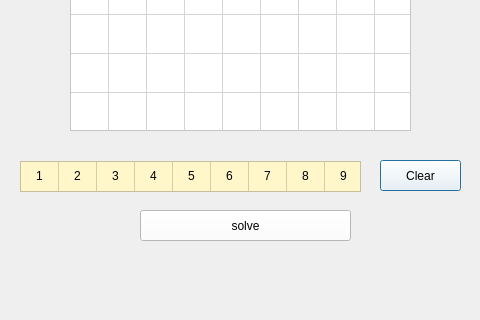
The window that SudokuGame/solve.ui (Yasmina-Reda/Sudoko-Project) describes before a commit, drawn with Qt 5; both pictures show x 0 to 480 and y 320 to 640 of the 480 by 640 pixel window.
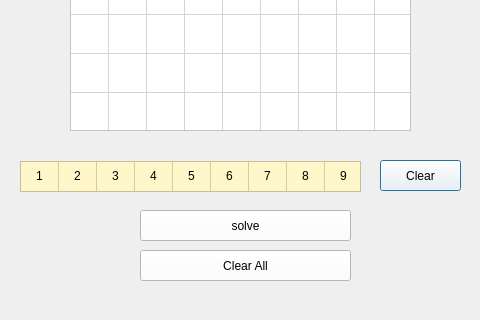
The same window after the commit.

Diff of the .ui file:
```diff
--- a/SudokuGame/solve.ui
+++ b/SudokuGame/solve.ui
@@ -256,6 +256,22 @@
     <string>solve</string>
    </property>
   </widget>
+  <widget class="QPushButton" name="pushButton_clearAll">
+   <property name="geometry">
+    <rect>
+     <x>140</x>
+     <y>570</y>
+     <width>211</width>
+     <height>31</height>
+    </rect>
+   </property>
+   <property name="styleSheet">
+    <string notr="true">background-color: rgb(255, 255, 255);</string>
+   </property>
+   <property name="text">
+    <string>Clear All</string>
+   </property>
+  </widget>
  </widget>
  <resources/>
  <connections/>
```
